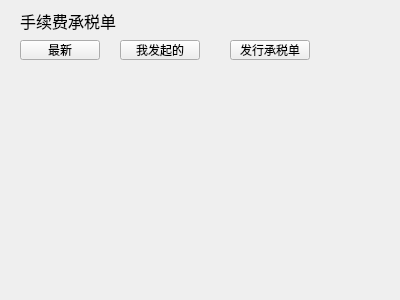
The window that poundage/PoundageWidget.ui (HcashOrg/hx-indicator) describes before a commit, drawn with Qt 5.
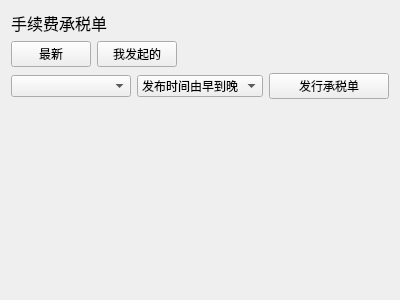
The same window after the commit.

```diff
--- a/poundage/PoundageWidget.ui
+++ b/poundage/PoundageWidget.ui
@@ -13,15 +13,11 @@
   <property name="windowTitle">
    <string>Form</string>
   </property>
+  <layout class="QVBoxLayout" name="verticalLayout">
+   <item>
+    <layout class="QHBoxLayout" name="horizontalLayout">
+     <item>
   <widget class="QLabel" name="label">
-   <property name="geometry">
-    <rect>
-     <x>20</x>
-     <y>0</y>
-     <width>111</width>
-     <height>41</height>
-    </rect>
-   </property>
    <property name="font">
     <font>
      <pointsize>12</pointsize>
@@ -31,45 +27,85 @@
     <string>手续费承税单</string>
    </property>
   </widget>
-  <widget class="QPushButton" name="pushButton">
-   <property name="geometry">
-    <rect>
-     <x>20</x>
-     <y>40</y>
-     <width>80</width>
+     </item>
+     <item>
+      <spacer name="horizontalSpacer">
+       <property name="orientation">
+        <enum>Qt::Horizontal</enum>
+       </property>
+       <property name="sizeHint" stdset="0">
+        <size>
+         <width>40</width>
      <height>20</height>
-    </rect>
-   </property>
+        </size>
+       </property>
+      </spacer>
+     </item>
+    </layout>
+   </item>
+   <item>
+    <layout class="QHBoxLayout" name="horizontalLayout_2">
+     <item>
+      <widget class="QPushButton" name="pushButton_all">
    <property name="text">
     <string>最新</string>
    </property>
   </widget>
-  <widget class="QPushButton" name="pushButton_2">
-   <property name="geometry">
-    <rect>
-     <x>120</x>
-     <y>40</y>
-     <width>80</width>
-     <height>20</height>
-    </rect>
-   </property>
+     </item>
+     <item>
+      <widget class="QPushButton" name="pushButton_mine">
    <property name="text">
     <string>我发起的</string>
    </property>
   </widget>
+     </item>
+     <item>
+      <spacer name="horizontalSpacer_2">
+       <property name="orientation">
+        <enum>Qt::Horizontal</enum>
+       </property>
+       <property name="sizeHint" stdset="0">
+        <size>
+         <width>40</width>
+         <height>20</height>
+        </size>
+       </property>
+      </spacer>
+     </item>
+    </layout>
+   </item>
+   <item>
+    <layout class="QHBoxLayout" name="horizontalLayout_3">
+     <item>
+      <widget class="QComboBox" name="comboBox_coinType"/>
+     </item>
+     <item>
+      <widget class="QComboBox" name="comboBox_sortType">
+       <item>
+        <property name="text">
+         <string>发布时间由早到晚</string>
+        </property>
+       </item>
+       <item>
+        <property name="text">
+         <string>发布时间由晚到早</string>
+        </property>
+       </item>
+      </widget>
+     </item>
+     <item>
   <widget class="QPushButton" name="pushButton_publishPoundage">
-   <property name="geometry">
-    <rect>
-     <x>230</x>
-     <y>40</y>
-     <width>80</width>
-     <height>20</height>
-    </rect>
-   </property>
    <property name="text">
     <string>发行承税单</string>
    </property>
   </widget>
+     </item>
+    </layout>
+   </item>
+   <item>
+    <widget class="QStackedWidget" name="stackedWidget"/>
+   </item>
+  </layout>
  </widget>
  <resources/>
  <connections/>
```
Lines whose indentation alone changed are shown as unchanged.
